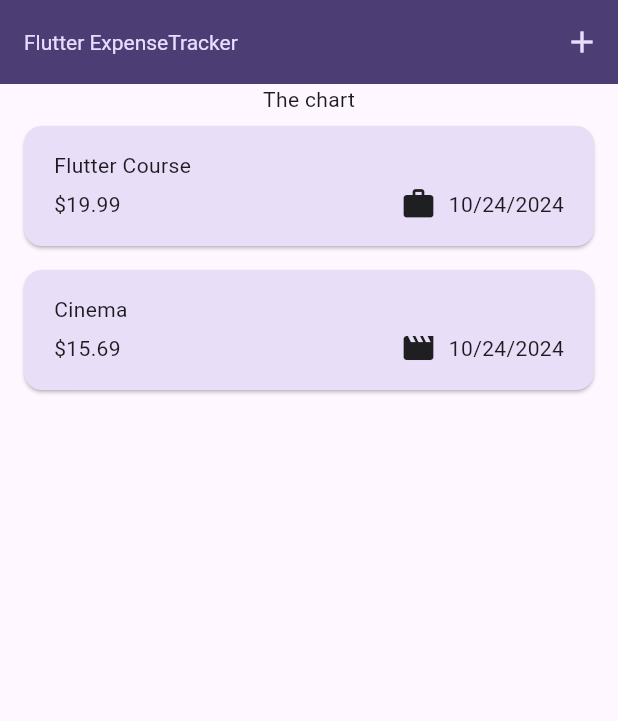
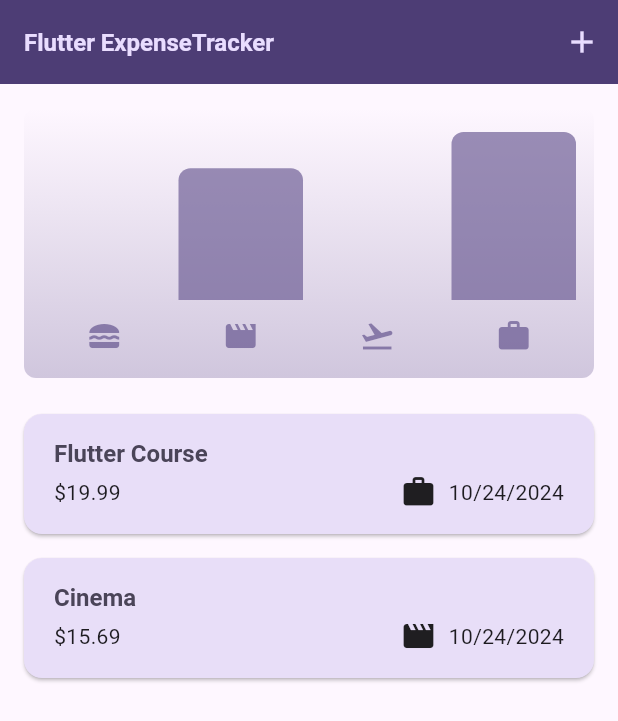
Before and after one commit to surazz999/flutter_application_3, a Flutter app: the screen it shows after launch, on a phone screen of 412 x 824 dp. Shown: the top 721 px of the screen. Run offline on Flutter 3.47's test engine with Material 3 defaults, Android fonts, the phone set to English and light mode, and no system bars.

Commit message:
chart completed

```diff
--- a/lib/main.dart
+++ b/lib/main.dart
@@ -1,31 +1,41 @@
 import 'package:flutter/material.dart';
-import 'package:flutter_application_3/widgets/expenses.dart';
+
+import 'widgets/expenses.dart';
 
 var kColorScheme = ColorScheme.fromSeed(
   seedColor: const Color.fromARGB(255, 96, 59, 181),
 );
+
 var kDarkColorScheme = ColorScheme.fromSeed(
   brightness: Brightness.dark,
   seedColor: const Color.fromARGB(255, 5, 99, 125),
 );
+
 void main() {
   runApp(
     MaterialApp(
       darkTheme: ThemeData.dark().copyWith(
         colorScheme: kDarkColorScheme,
         cardTheme: const CardTheme().copyWith(
-          color: kColorScheme.secondaryContainer,
+          color: kDarkColorScheme.secondaryContainer,
           margin: const EdgeInsets.symmetric(
             horizontal: 16,
             vertical: 8,
+          ),
+        ),
+        elevatedButtonTheme: ElevatedButtonThemeData(
+          style: ElevatedButton.styleFrom(
+            backgroundColor: kDarkColorScheme.primaryContainer,
+            foregroundColor: kDarkColorScheme.onPrimaryContainer,
           ),
         ),
       ),
       theme: ThemeData().copyWith(
         colorScheme: kColorScheme,
         appBarTheme: const AppBarTheme().copyWith(
-            backgroundColor: kColorScheme.onPrimaryContainer,
-            foregroundColor: kColorScheme.primaryContainer),
+          backgroundColor: kColorScheme.onPrimaryContainer,
+          foregroundColor: kColorScheme.primaryContainer,
+        ),
         cardTheme: const CardTheme().copyWith(
           color: kColorScheme.secondaryContainer,
           margin: const EdgeInsets.symmetric(
@@ -35,15 +45,18 @@ void main() {
         ),
         elevatedButtonTheme: ElevatedButtonThemeData(
           style: ElevatedButton.styleFrom(
-              backgroundColor: kColorScheme.primaryContainer),
+            backgroundColor: kColorScheme.primaryContainer,
+          ),
         ),
         textTheme: ThemeData().textTheme.copyWith(
               titleLarge: TextStyle(
-                  fontWeight: FontWeight.normal,
-                  color: kColorScheme.onSecondaryContainer,
-                  fontSize: 14),
+                fontWeight: FontWeight.bold,
+                color: kColorScheme.onSecondaryContainer,
+                fontSize: 16,
+              ),
             ),
       ),
+      // themeMode: ThemeMode.system, // default
       home: const Expenses(),
     ),
   );
--- a/lib/models/expense.dart
+++ b/lib/models/expense.dart
@@ -33,3 +33,28 @@ class Expense {
     return formatter.format(date);
   }
 }
+
+class ExpenseBucket {
+  const ExpenseBucket({
+    required this.category,
+    required this.expenses,
+  });
+
+  ExpenseBucket.forCategory(List<Expense> allExpenses, this.category)
+      : expenses = allExpenses
+            .where((expense) => expense.category == category)
+            .toList();
+
+  final Category category;
+  final List<Expense> expenses;
+
+  double get totalExpenses {
+    double sum = 0;
+
+    for (final expense in expenses) {
+      sum += expense.amount; // sum = sum + expense.amount
+    }
+
+    return sum;
+  }
+}
--- /dev/null
+++ b/lib/widgets/chart/chart.dart
@@ -0,0 +1,95 @@
+import 'package:flutter/material.dart';
+import 'package:flutter_application_3/models/expense.dart';
+import 'package:flutter_application_3/widgets/chart/chart_bar.dart';
+
+
+class Chart extends StatelessWidget {
+  const Chart({super.key, required this.expenses});
+
+  final List<Expense> expenses;
+
+  List<ExpenseBucket> get buckets {
+    return [
+      ExpenseBucket.forCategory(expenses, Category.food),
+      ExpenseBucket.forCategory(expenses, Category.leisure),
+      ExpenseBucket.forCategory(expenses, Category.travel),
+      ExpenseBucket.forCategory(expenses, Category.work),
+    ];
+  }
+
+  double get maxTotalExpense {
+    double maxTotalExpense = 0;
+
+    for (final bucket in buckets) {
+      if (bucket.totalExpenses > maxTotalExpense) {
+        maxTotalExpense = bucket.totalExpenses;
+      }
+    }
+
+    return maxTotalExpense;
+  }
+
+  @override
+  Widget build(BuildContext context) {
+    final isDarkMode =
+        MediaQuery.of(context).platformBrightness == Brightness.dark;
+    return Container(
+      margin: const EdgeInsets.all(16),
+      padding: const EdgeInsets.symmetric(
+        vertical: 16,
+        horizontal: 8,
+      ),
+      width: double.infinity,
+      height: 180,
+      decoration: BoxDecoration(
+        borderRadius: BorderRadius.circular(8),
+        gradient: LinearGradient(
+          colors: [
+            Theme.of(context).colorScheme.primary.withOpacity(0.3),
+            Theme.of(context).colorScheme.primary.withOpacity(0.0)
+          ],
+          begin: Alignment.bottomCenter,
+          end: Alignment.topCenter,
+        ),
+      ),
+      child: Column(
+        children: [
+          Expanded(
+            child: Row(
+              crossAxisAlignment: CrossAxisAlignment.end,
+              children: [
+                for (final bucket in buckets) // alternative to map()
+                  ChartBar(
+                    fill: bucket.totalExpenses == 0
+                        ? 0
+                        : bucket.totalExpenses / maxTotalExpense,
+                  )
+              ],
+            ),
+          ),
+          const SizedBox(height: 12),
+          Row(
+            children: buckets // for ... in
+                .map(
+                  (bucket) => Expanded(
+                    child: Padding(
+                      padding: const EdgeInsets.symmetric(horizontal: 4),
+                      child: Icon(
+                        categoryIcons[bucket.category],
+                        color: isDarkMode
+                            ? Theme.of(context).colorScheme.secondary
+                            : Theme.of(context)
+                                .colorScheme
+                                .primary
+                                .withOpacity(0.7),
+                      ),
+                    ),
+                  ),
+                )
+                .toList(),
+          )
+        ],
+      ),
+    );
+  }
+}
--- /dev/null
+++ b/lib/widgets/chart/chart_bar.dart
@@ -0,0 +1,34 @@
+import 'package:flutter/material.dart';
+
+class ChartBar extends StatelessWidget {
+  const ChartBar({
+    super.key,
+    required this.fill,
+  });
+
+  final double fill;
+
+  @override
+  Widget build(BuildContext context) {
+    final isDarkMode =
+        MediaQuery.of(context).platformBrightness == Brightness.dark;
+    return Expanded(
+      child: Padding(
+        padding: const EdgeInsets.symmetric(horizontal: 4),
+        child: FractionallySizedBox(
+          heightFactor: fill, // 0 <> 1
+          child: DecoratedBox(
+            decoration: BoxDecoration(
+              shape: BoxShape.rectangle,
+              borderRadius:
+                  const BorderRadius.vertical(top: Radius.circular(8)),
+              color: isDarkMode
+                  ? Theme.of(context).colorScheme.secondary
+                  : Theme.of(context).colorScheme.primary.withOpacity(0.65),
+            ),
+          ),
+        ),
+      ),
+    );
+  }
+}
--- a/lib/widgets/expenses.dart
+++ b/lib/widgets/expenses.dart
@@ -1,8 +1,10 @@
 import 'package:flutter/material.dart';
+import 'package:flutter_application_3/models/expense.dart';
 
-import 'package:flutter_application_3/models/expense.dart';
-import 'package:flutter_application_3/widgets/expenses_list/expenses_list.dart';
-import 'package:flutter_application_3/widgets/new_expense.dart';
+import 'chart/chart.dart';
+import 'expenses_list/expenses_list.dart';
+import 'new_expense.dart';
+
 
 class Expenses extends StatefulWidget {
   const Expenses({super.key});
@@ -33,9 +35,7 @@ class _ExpensesState extends State<Expenses> {
     showModalBottomSheet(
       isScrollControlled: true,
       context: context,
-      builder: (ctx) => NewExpense(
-        onAddExpense: _addExpense,
-      ),
+      builder: (ctx) => NewExpense(onAddExpense: _addExpense),
     );
   }
 
@@ -54,16 +54,15 @@ class _ExpensesState extends State<Expenses> {
     ScaffoldMessenger.of(context).showSnackBar(
       SnackBar(
         duration: const Duration(seconds: 3),
-        content: const Text(
-          'Expense deleted',
+        content: const Text('Expense deleted.'),
+        action: SnackBarAction(
+          label: 'Undo',
+          onPressed: () {
+            setState(() {
+              _registeredExpenses.insert(expenseIndex, expense);
+            });
+          },
         ),
-        action: SnackBarAction(
-            label: 'Undo',
-            onPressed: () {
-              setState(() {
-                _registeredExpenses.insert(expenseIndex, expense);
-              });
-            }),
       ),
     );
   }
@@ -71,14 +70,16 @@ class _ExpensesState extends State<Expenses> {
   @override
   Widget build(BuildContext context) {
     Widget mainContent = const Center(
-      child: Text('No expenses found. Start adding Some!'),
+      child: Text('No expenses found. Start adding some!'),
     );
+
     if (_registeredExpenses.isNotEmpty) {
       mainContent = ExpensesList(
         expenses: _registeredExpenses,
         onRemoveExpense: _removeExpense,
       );
     }
+
     return Scaffold(
       appBar: AppBar(
         title: const Text('Flutter ExpenseTracker'),
@@ -91,7 +92,7 @@ class _ExpensesState extends State<Expenses> {
       ),
       body: Column(
         children: [
-          const Text('The chart'),
+          Chart(expenses: _registeredExpenses),
           Expanded(
             child: mainContent,
           ),
--- a/lib/widgets/expenses_list/expense_item.dart
+++ b/lib/widgets/expenses_list/expense_item.dart
@@ -1,5 +1,7 @@
 import 'package:flutter/material.dart';
 import 'package:flutter_application_3/models/expense.dart';
+
+
 
 class ExpenseItem extends StatelessWidget {
   const ExpenseItem(this.expense, {super.key});
@@ -17,11 +19,16 @@ class ExpenseItem extends StatelessWidget {
         child: Column(
           crossAxisAlignment: CrossAxisAlignment.start,
           children: [
-            Text(expense.title),
+            Text(
+              expense.title,
+              style: Theme.of(context).textTheme.titleLarge,
+            ),
             const SizedBox(height: 4),
             Row(
               children: [
-                Text('\$${expense.amount.toStringAsFixed(2)}'),
+                Text(
+                  '\$${expense.amount.toStringAsFixed(2)}',
+                ),
                 const Spacer(),
                 Row(
                   children: [
--- a/lib/widgets/new_expense.dart
+++ b/lib/widgets/new_expense.dart
@@ -1,5 +1,7 @@
 import 'package:flutter/material.dart';
-import 'package:flutter_application_3/models/expense.dart';
+
+import '../models/expense.dart';
+
 
 class NewExpense extends StatefulWidget {
   const NewExpense({super.key, required this.onAddExpense});
@@ -33,7 +35,8 @@ class _NewExpenseState extends State<NewExpense> {
   }
 
   void _submitExpenseData() {
-    final enteredAmount = double.tryParse(_amountController.text);
+    final enteredAmount = double.tryParse(_amountController
+        .text); // tryParse('Hello') => null, tryParse('1.12') => 1.12
     final amountIsInvalid = enteredAmount == null || enteredAmount <= 0;
     if (_titleController.text.trim().isEmpty ||
         amountIsInvalid ||
@@ -43,24 +46,27 @@ class _NewExpenseState extends State<NewExpense> {
         builder: (ctx) => AlertDialog(
           title: const Text('Invalid input'),
           content: const Text(
-              'please make sure a valid title, amount, date and category was entered'),
+              'Please make sure a valid title, amount, date and category was entered.'),
           actions: [
             TextButton(
               onPressed: () {
                 Navigator.pop(ctx);
               },
-                child: const Text('okay'))
+              child: const Text('Okay'),
+            ),
           ],
         ),
       );
       return;
     }
+
     widget.onAddExpense(
       Expense(
         title: _titleController.text,
         amount: enteredAmount,
         date: _selectedDate!,
-          category: _selectedCategory),
+        category: _selectedCategory,
+      ),
     );
     Navigator.pop(context);
   }
```
Also changed, not shown: lib/widgets/expenses_list/expenses_list.dart (+7 -8 lines). Lines whose indentation alone changed are shown as unchanged.
